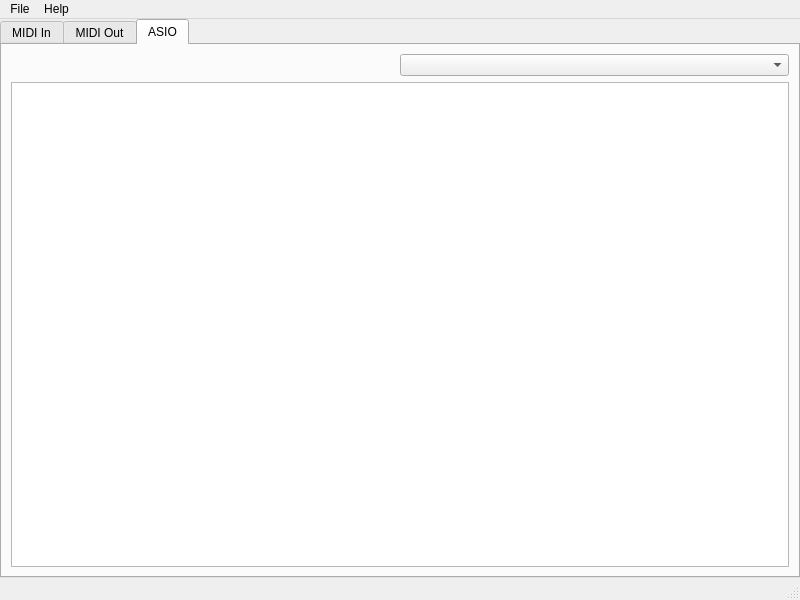
This is latencytest/ui/ltmainwindowui.ui in lancegilbert/LatencyTest as Qt 5 draws it before an edit. The edited form follows.
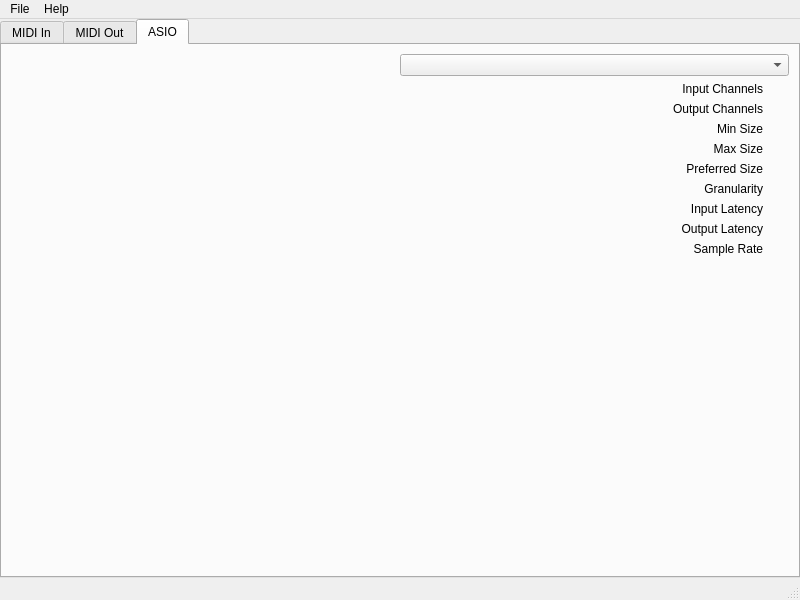
This is the edited form. The open tabs and pages were chosen to show the change.

Commit message: More ASIO impl

```diff
--- a/latencytest/ui/ltmainwindowui.ui
+++ b/latencytest/ui/ltmainwindowui.ui
@@ -307,14 +307,309 @@
          </layout>
         </item>
         <item>
-         <widget class="QTableWidget" name="asioTable">
-          <property name="sizePolicy">
-           <sizepolicy hsizetype="Minimum" vsizetype="MinimumExpanding">
-            <horstretch>0</horstretch>
-            <verstretch>0</verstretch>
-           </sizepolicy>
-          </property>
-         </widget>
+         <layout class="QGridLayout" name="gridLayout">
+          <item row="2" column="0">
+           <widget class="QLabel" name="minSizeLabel">
+            <property name="sizePolicy">
+             <sizepolicy hsizetype="MinimumExpanding" vsizetype="Minimum">
+              <horstretch>0</horstretch>
+              <verstretch>0</verstretch>
+             </sizepolicy>
+            </property>
+            <property name="text">
+             <string>Min Size</string>
+            </property>
+            <property name="alignment">
+             <set>Qt::AlignRight|Qt::AlignTrailing|Qt::AlignVCenter</set>
+            </property>
+           </widget>
+          </item>
+          <item row="3" column="0">
+           <widget class="QLabel" name="maxSizeLabel">
+            <property name="sizePolicy">
+             <sizepolicy hsizetype="MinimumExpanding" vsizetype="Minimum">
+              <horstretch>0</horstretch>
+              <verstretch>0</verstretch>
+             </sizepolicy>
+            </property>
+            <property name="text">
+             <string>Max Size</string>
+            </property>
+            <property name="alignment">
+             <set>Qt::AlignRight|Qt::AlignTrailing|Qt::AlignVCenter</set>
+            </property>
+           </widget>
+          </item>
+          <item row="4" column="0">
+           <widget class="QLabel" name="PreferredSizeLabel">
+            <property name="sizePolicy">
+             <sizepolicy hsizetype="MinimumExpanding" vsizetype="Minimum">
+              <horstretch>0</horstretch>
+              <verstretch>0</verstretch>
+             </sizepolicy>
+            </property>
+            <property name="text">
+             <string>Preferred Size</string>
+            </property>
+            <property name="alignment">
+             <set>Qt::AlignRight|Qt::AlignTrailing|Qt::AlignVCenter</set>
+            </property>
+           </widget>
+          </item>
+          <item row="7" column="0">
+           <widget class="QLabel" name="outputLatencyLabel">
+            <property name="sizePolicy">
+             <sizepolicy hsizetype="MinimumExpanding" vsizetype="Minimum">
+              <horstretch>0</horstretch>
+              <verstretch>0</verstretch>
+             </sizepolicy>
+            </property>
+            <property name="text">
+             <string>Output Latency</string>
+            </property>
+            <property name="alignment">
+             <set>Qt::AlignRight|Qt::AlignTrailing|Qt::AlignVCenter</set>
+            </property>
+           </widget>
+          </item>
+          <item row="5" column="0">
+           <widget class="QLabel" name="granularityLabel">
+            <property name="sizePolicy">
+             <sizepolicy hsizetype="MinimumExpanding" vsizetype="Minimum">
+              <horstretch>0</horstretch>
+              <verstretch>0</verstretch>
+             </sizepolicy>
+            </property>
+            <property name="text">
+             <string>Granularity</string>
+            </property>
+            <property name="alignment">
+             <set>Qt::AlignRight|Qt::AlignTrailing|Qt::AlignVCenter</set>
+            </property>
+           </widget>
+          </item>
+          <item row="8" column="0">
+           <widget class="QLabel" name="sampleRateLabel">
+            <property name="sizePolicy">
+             <sizepolicy hsizetype="MinimumExpanding" vsizetype="Minimum">
+              <horstretch>0</horstretch>
+              <verstretch>0</verstretch>
+             </sizepolicy>
+            </property>
+            <property name="text">
+             <string>Sample Rate</string>
+            </property>
+            <property name="alignment">
+             <set>Qt::AlignRight|Qt::AlignTrailing|Qt::AlignVCenter</set>
+            </property>
+           </widget>
+          </item>
+          <item row="6" column="0">
+           <widget class="QLabel" name="inputLatencyLabel">
+            <property name="sizePolicy">
+             <sizepolicy hsizetype="MinimumExpanding" vsizetype="Minimum">
+              <horstretch>0</horstretch>
+              <verstretch>0</verstretch>
+             </sizepolicy>
+            </property>
+            <property name="text">
+             <string>Input Latency</string>
+            </property>
+            <property name="alignment">
+             <set>Qt::AlignRight|Qt::AlignTrailing|Qt::AlignVCenter</set>
+            </property>
+           </widget>
+          </item>
+          <item row="2" column="1">
+           <widget class="QLabel" name="minSizeValueLabel">
+            <property name="sizePolicy">
+             <sizepolicy hsizetype="Minimum" vsizetype="Minimum">
+              <horstretch>0</horstretch>
+              <verstretch>0</verstretch>
+             </sizepolicy>
+            </property>
+            <property name="text">
+             <string/>
+            </property>
+            <property name="alignment">
+             <set>Qt::AlignRight|Qt::AlignTrailing|Qt::AlignVCenter</set>
+            </property>
+           </widget>
+          </item>
+          <item row="1" column="1">
+           <widget class="QLabel" name="outputChannelsValueLabel">
+            <property name="sizePolicy">
+             <sizepolicy hsizetype="Minimum" vsizetype="Minimum">
+              <horstretch>0</horstretch>
+              <verstretch>0</verstretch>
+             </sizepolicy>
+            </property>
+            <property name="text">
+             <string/>
+            </property>
+            <property name="alignment">
+             <set>Qt::AlignRight|Qt::AlignTrailing|Qt::AlignVCenter</set>
+            </property>
+           </widget>
+          </item>
+          <item row="6" column="1">
+           <widget class="QLabel" name="inputLatencyValueLabel">
+            <property name="sizePolicy">
+             <sizepolicy hsizetype="Minimum" vsizetype="Minimum">
+              <horstretch>0</horstretch>
+              <verstretch>0</verstretch>
+             </sizepolicy>
+            </property>
+            <property name="text">
+             <string/>
+            </property>
+            <property name="alignment">
+             <set>Qt::AlignRight|Qt::AlignTrailing|Qt::AlignVCenter</set>
+            </property>
+           </widget>
+          </item>
+          <item row="3" column="1">
+           <widget class="QLabel" name="maxSizeValueLabel">
+            <property name="sizePolicy">
+             <sizepolicy hsizetype="Minimum" vsizetype="Minimum">
+              <horstretch>0</horstretch>
+              <verstretch>0</verstretch>
+             </sizepolicy>
+            </property>
+            <property name="text">
+             <string/>
+            </property>
+            <property name="alignment">
+             <set>Qt::AlignRight|Qt::AlignTrailing|Qt::AlignVCenter</set>
+            </property>
+           </widget>
+          </item>
+          <item row="4" column="1">
+           <widget class="QLabel" name="preferredSizeValueLabel">
+            <property name="sizePolicy">
+             <sizepolicy hsizetype="Minimum" vsizetype="Minimum">
+              <horstretch>0</horstretch>
+              <verstretch>0</verstretch>
+             </sizepolicy>
+            </property>
+            <property name="text">
+             <string/>
+            </property>
+            <property name="alignment">
+             <set>Qt::AlignRight|Qt::AlignTrailing|Qt::AlignVCenter</set>
+            </property>
+           </widget>
+          </item>
+          <item row="5" column="1">
+           <widget class="QLabel" name="granularityValueLabel">
+            <property name="sizePolicy">
+             <sizepolicy hsizetype="Minimum" vsizetype="Minimum">
+              <horstretch>0</horstretch>
+              <verstretch>0</verstretch>
+             </sizepolicy>
+            </property>
+            <property name="text">
+             <string/>
+            </property>
+            <property name="alignment">
+             <set>Qt::AlignRight|Qt::AlignTrailing|Qt::AlignVCenter</set>
+            </property>
+           </widget>
+          </item>
+          <item row="9" column="1">
+           <spacer name="verticalSpacer">
+            <property name="orientation">
+             <enum>Qt::Vertical</enum>
+            </property>
+            <property name="sizeHint" stdset="0">
+             <size>
+              <width>20</width>
+              <height>40</height>
+             </size>
+            </property>
+           </spacer>
+          </item>
+          <item row="7" column="1">
+           <widget class="QLabel" name="outputLatencyValueLabel">
+            <property name="sizePolicy">
+             <sizepolicy hsizetype="Minimum" vsizetype="Minimum">
+              <horstretch>0</horstretch>
+              <verstretch>0</verstretch>
+             </sizepolicy>
+            </property>
+            <property name="text">
+             <string/>
+            </property>
+            <property name="alignment">
+             <set>Qt::AlignRight|Qt::AlignTrailing|Qt::AlignVCenter</set>
+            </property>
+           </widget>
+          </item>
+          <item row="1" column="0">
+           <widget class="QLabel" name="outputChannelsLabel">
+            <property name="sizePolicy">
+             <sizepolicy hsizetype="MinimumExpanding" vsizetype="Minimum">
+              <horstretch>0</horstretch>
+              <verstretch>0</verstretch>
+             </sizepolicy>
+            </property>
+            <property name="text">
+             <string>Output Channels</string>
+            </property>
+            <property name="alignment">
+             <set>Qt::AlignRight|Qt::AlignTrailing|Qt::AlignVCenter</set>
+            </property>
+           </widget>
+          </item>
+          <item row="0" column="1">
+           <widget class="QLabel" name="inputChannelsValueLabel">
+            <property name="sizePolicy">
+             <sizepolicy hsizetype="Minimum" vsizetype="Minimum">
+              <horstretch>0</horstretch>
+              <verstretch>0</verstretch>
+             </sizepolicy>
+            </property>
+            <property name="text">
+             <string/>
+            </property>
+            <property name="alignment">
+             <set>Qt::AlignRight|Qt::AlignTrailing|Qt::AlignVCenter</set>
+            </property>
+           </widget>
+          </item>
+          <item row="0" column="0">
+           <widget class="QLabel" name="inputChannelsLabel">
+            <property name="sizePolicy">
+             <sizepolicy hsizetype="MinimumExpanding" vsizetype="Minimum">
+              <horstretch>0</horstretch>
+              <verstretch>0</verstretch>
+             </sizepolicy>
+            </property>
+            <property name="text">
+             <string>Input Channels</string>
+            </property>
+            <property name="alignment">
+             <set>Qt::AlignRight|Qt::AlignTrailing|Qt::AlignVCenter</set>
+            </property>
+           </widget>
+          </item>
+          <item row="8" column="1">
+           <widget class="QLabel" name="sampleRateValueLabel">
+            <property name="sizePolicy">
+             <sizepolicy hsizetype="Minimum" vsizetype="Minimum">
+              <horstretch>0</horstretch>
+              <verstretch>0</verstretch>
+             </sizepolicy>
+            </property>
+            <property name="text">
+             <string/>
+            </property>
+            <property name="alignment">
+             <set>Qt::AlignRight|Qt::AlignTrailing|Qt::AlignVCenter</set>
+            </property>
+           </widget>
+          </item>
+         </layout>
         </item>
        </layout>
       </widget>
```
The commit also changes 1 other file.
